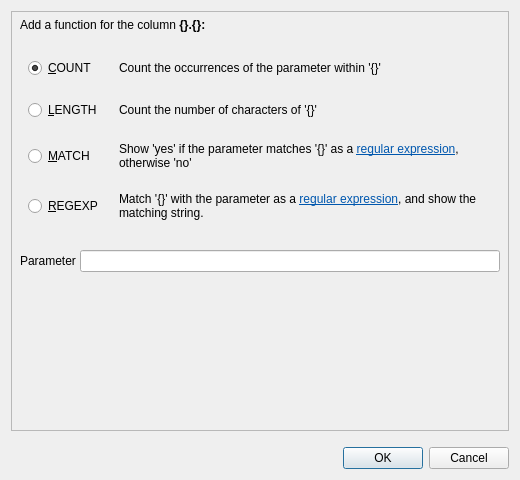
Above: coquery/gui/ui/functionApply.ui from gkunter/coquery before the change. Below: the same form after it.
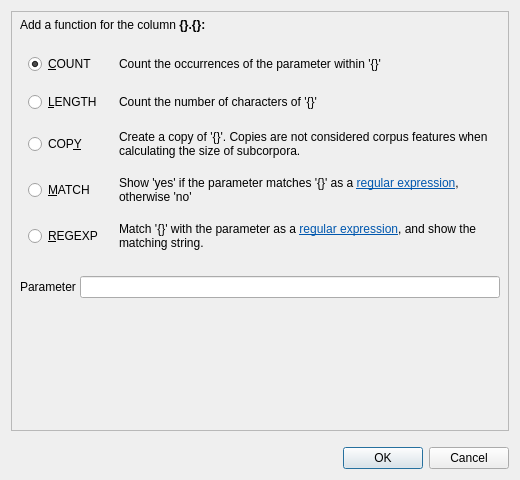
That is the form after the change.

Commit message: Add COPY function

What changed in the file:
```diff
--- a/coquery/gui/ui/functionApply.ui
+++ b/coquery/gui/ui/functionApply.ui
@@ -75,6 +75,54 @@
          <property name="horizontalSpacing">
           <number>16</number>
          </property>
+         <item row="2" column="0">
+          <widget class="QRadioButton" name="radio_count">
+           <property name="text">
+            <string>&amp;COUNT</string>
+           </property>
+           <property name="checked">
+            <bool>true</bool>
+           </property>
+          </widget>
+         </item>
+         <item row="6" column="1">
+          <widget class="QLabel" name="label_func4">
+           <property name="sizePolicy">
+            <sizepolicy hsizetype="Minimum" vsizetype="Minimum">
+             <horstretch>0</horstretch>
+             <verstretch>0</verstretch>
+            </sizepolicy>
+           </property>
+           <property name="text">
+            <string>&lt;html&gt;&lt;head/&gt;&lt;body&gt;&lt;p&gt;Match '{}' with the parameter as a &lt;a href=&quot;https://docs.python.org/2/howto/regex.html&quot;&gt;&lt;span style=&quot; text-decoration: underline; color:#0057ae;&quot;&gt;regular expression&lt;/span&gt;&lt;/a&gt;, and show the matching string.&lt;/p&gt;&lt;/body&gt;&lt;/html&gt;</string>
+           </property>
+           <property name="wordWrap">
+            <bool>true</bool>
+           </property>
+           <property name="openExternalLinks">
+            <bool>true</bool>
+           </property>
+          </widget>
+         </item>
+         <item row="5" column="1">
+          <widget class="QLabel" name="label_func3">
+           <property name="sizePolicy">
+            <sizepolicy hsizetype="Minimum" vsizetype="Minimum">
+             <horstretch>0</horstretch>
+             <verstretch>0</verstretch>
+            </sizepolicy>
+           </property>
+           <property name="text">
+            <string>Show 'yes' if the parameter matches '{}' as a &lt;a href=&quot;https://docs.python.org/2/howto/regex.html&quot;&gt;&lt;span style=&quot; text-decoration: underline; color:#0057ae;&quot;&gt;regular expression&lt;/span&gt;&lt;/a&gt;, otherwise 'no'</string>
+           </property>
+           <property name="wordWrap">
+            <bool>true</bool>
+           </property>
+           <property name="openExternalLinks">
+            <bool>true</bool>
+           </property>
+          </widget>
+         </item>
          <item row="3" column="1">
           <widget class="QLabel" name="label_func2">
            <property name="text">
@@ -101,69 +149,41 @@
            </property>
           </widget>
          </item>
-         <item row="3" column="0">
-          <widget class="QRadioButton" name="radio_length">
-           <property name="text">
-            <string>&amp;LENGTH</string>
-           </property>
-           <property name="checked">
-            <bool>false</bool>
-           </property>
-          </widget>
-         </item>
-         <item row="2" column="0">
-          <widget class="QRadioButton" name="radio_count">
-           <property name="text">
-            <string>&amp;COUNT</string>
-           </property>
-           <property name="checked">
-            <bool>true</bool>
-           </property>
-          </widget>
-         </item>
-         <item row="5" column="1">
-          <widget class="QLabel" name="label_func4">
-           <property name="sizePolicy">
-            <sizepolicy hsizetype="Minimum" vsizetype="Minimum">
-             <horstretch>0</horstretch>
-             <verstretch>0</verstretch>
-            </sizepolicy>
-           </property>
-           <property name="text">
-            <string>&lt;html&gt;&lt;head/&gt;&lt;body&gt;&lt;p&gt;Match '{}' with the parameter as a &lt;a href=&quot;https://docs.python.org/2/howto/regex.html&quot;&gt;&lt;span style=&quot; text-decoration: underline; color:#0057ae;&quot;&gt;regular expression&lt;/span&gt;&lt;/a&gt;, and show the matching string.&lt;/p&gt;&lt;/body&gt;&lt;/html&gt;</string>
-           </property>
-           <property name="wordWrap">
-            <bool>true</bool>
-           </property>
-           <property name="openExternalLinks">
-            <bool>true</bool>
-           </property>
-          </widget>
-         </item>
-         <item row="5" column="0">
+         <item row="6" column="0">
           <widget class="QRadioButton" name="radio_regexp">
            <property name="text">
             <string>&amp;REGEXP</string>
            </property>
           </widget>
          </item>
-         <item row="4" column="0">
+         <item row="5" column="0">
           <widget class="QRadioButton" name="radio_match">
            <property name="text">
             <string>&amp;MATCH</string>
            </property>
           </widget>
          </item>
+         <item row="3" column="0">
+          <widget class="QRadioButton" name="radio_length">
+           <property name="text">
+            <string>&amp;LENGTH</string>
+           </property>
+           <property name="checked">
+            <bool>false</bool>
+           </property>
+          </widget>
+         </item>
+         <item row="4" column="0">
+          <widget class="QRadioButton" name="radio_copy">
+           <property name="text">
+            <string>COP&amp;Y</string>
+           </property>
+          </widget>
+         </item>
          <item row="4" column="1">
-          <widget class="QLabel" name="label_func3">
-           <property name="sizePolicy">
-            <sizepolicy hsizetype="Minimum" vsizetype="Minimum">
-             <horstretch>0</horstretch>
-             <verstretch>0</verstretch>
-            </sizepolicy>
-           </property>
+          <widget class="QLabel" name="label_copy">
            <property name="text">
-            <string>Show 'yes' if the parameter matches '{}' as a &lt;a href=&quot;https://docs.python.org/2/howto/regex.html&quot;&gt;&lt;span style=&quot; text-decoration: underline; color:#0057ae;&quot;&gt;regular expression&lt;/span&gt;&lt;/a&gt;, otherwise 'no'</string>
+            <string>Create a copy of '{}'. Copies are not considered corpus features when calculating the size of subcorpora.</string>
            </property>
            <property name="wordWrap">
             <bool>true</bool>
```
Left out of the diff: 3 changed lines with no effect on the pictures. The commit also changes 2 other files.
